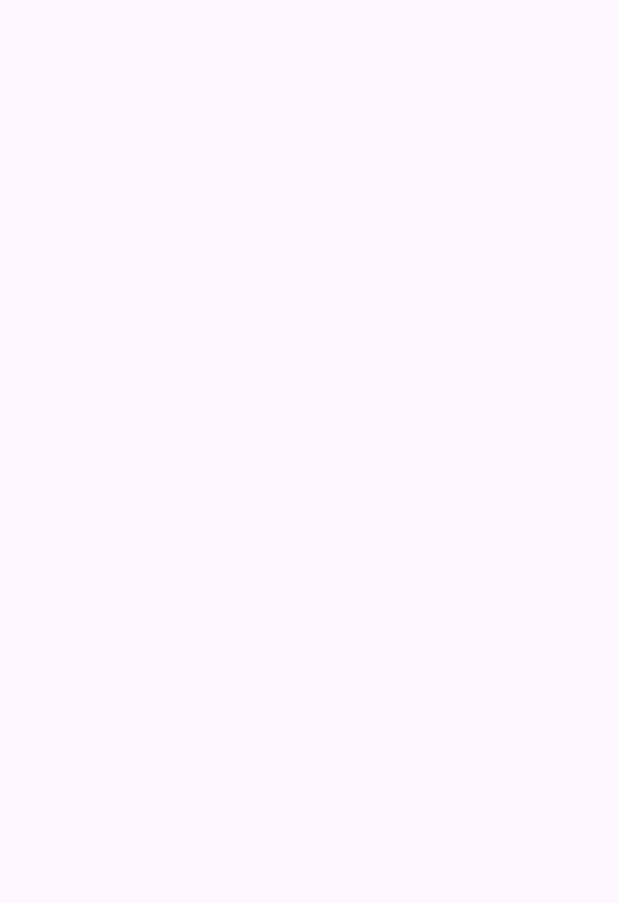
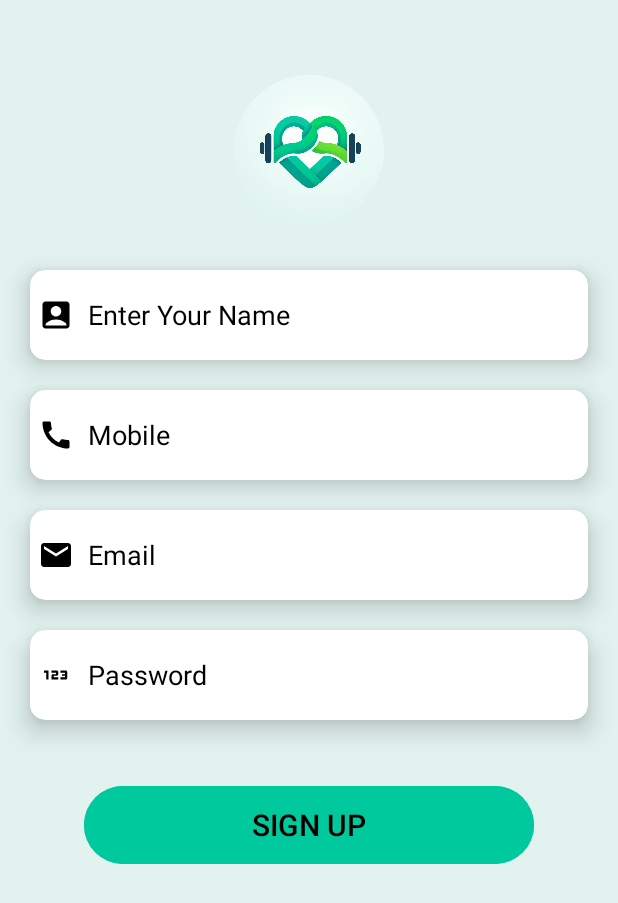
Before and after one commit to AbhayBhaware/StayFit, an Android app: the SignupActivity screen opened directly, with no data from a screen before it, on a phone screen of 412 x 824 dp. Before the commit the part shown is empty. Shown: the top 903 px of the screen. Run offline under Robolectric (Android 15) with nearby library versions, the light colour scheme and no system bars; our stand-ins replace CircleImageView.

Commit message:
Signup Frontend and Backend

```diff
--- a/app/src/main/AndroidManifest.xml
+++ b/app/src/main/AndroidManifest.xml
@@ -12,6 +12,9 @@
         android:supportsRtl="true"
         android:theme="@style/Theme.StayFit"
         tools:targetApi="31">
+        <activity
+            android:name=".ForgetpassActivity"
+            android:exported="false" />
         <activity
             android:name=".HomeActivity"
             android:exported="false" />
--- /dev/null
+++ b/app/src/main/res/drawable/email.xml
@@ -0,0 +1,5 @@
+<vector android:height="24dp" android:tint="#000000"
+    android:viewportHeight="24" android:viewportWidth="24"
+    android:width="24dp" xmlns:android="http://schemas.android.com/apk/res/android">
+    <path android:fillColor="@android:color/white" android:pathData="M20,4L4,4c-1.1,0 -1.99,0.9 -1.99,2L2,18c0,1.1 0.9,2 2,2h16c1.1,0 2,-0.9 2,-2L22,6c0,-1.1 -0.9,-2 -2,-2zM20,8l-8,5 -8,-5L4,6l8,5 8,-5v2z"/>
+</vector>
--- /dev/null
+++ b/app/src/main/res/drawable/mobile.xml
@@ -0,0 +1,5 @@
+<vector android:height="24dp" android:tint="#000000"
+    android:viewportHeight="24" android:viewportWidth="24"
+    android:width="24dp" xmlns:android="http://schemas.android.com/apk/res/android">
+    <path android:fillColor="@android:color/white" android:pathData="M20.01,15.38c-1.23,0 -2.42,-0.2 -3.53,-0.56 -0.35,-0.12 -0.74,-0.03 -1.01,0.24l-1.57,1.97c-2.83,-1.35 -5.48,-3.9 -6.89,-6.83l1.95,-1.66c0.27,-0.28 0.35,-0.67 0.24,-1.02 -0.37,-1.11 -0.56,-2.3 -0.56,-3.53 0,-0.54 -0.45,-0.99 -0.99,-0.99H4.19C3.65,3 3,3.24 3,3.99 3,13.28 10.73,21 20.01,21c0.71,0 0.99,-0.63 0.99,-1.18v-3.45c0,-0.54 -0.45,-0.99 -0.99,-0.99z"/>
+</vector>
--- a/app/src/main/res/layout/activity_login.xml
+++ b/app/src/main/res/layout/activity_login.xml
@@ -31,6 +31,7 @@
             android:hint="  Username"
             android:layout_marginLeft="5dp"
             android:textColorHint="@color/black"
+            android:id="@+id/Username"
             android:background="#00000000"
             android:drawableLeft="@drawable/user"/>
 
@@ -51,6 +52,7 @@
             android:hint="  Password"
             android:inputType="number"
             android:layout_marginLeft="5dp"
+            android:id="@+id/Password"
             android:textColorHint="@color/black"
             android:background="#00000000"
             android:drawableLeft="@drawable/password"/>
@@ -65,6 +67,7 @@
         android:textStyle="normal"
         android:layout_marginTop="40dp"
         android:layout_gravity="center"
+        android:id="@+id/Login"
         android:backgroundTint="#01C99E"
         android:textColor="@color/black"/>
     <TextView
@@ -73,6 +76,7 @@
         android:text="Forgot Password?"
         android:layout_gravity="center"
         android:layout_marginTop="10dp"
+        android:id="@+id/Forgotpass"
         android:textColor="@color/black"
         android:textSize="17dp"/>
 
@@ -83,6 +87,7 @@
         android:text="Create new account"
         android:textSize="20dp"
         android:textStyle="normal"
+        android:id="@+id/Signpage"
         android:layout_marginTop="100dp"
         android:layout_gravity="center"
         android:backgroundTint="#01C99E"
--- a/app/src/main/res/layout/activity_signup.xml
+++ b/app/src/main/res/layout/activity_signup.xml
@@ -1,9 +1,122 @@
 <?xml version="1.0" encoding="utf-8"?>
-<androidx.constraintlayout.widget.ConstraintLayout xmlns:android="http://schemas.android.com/apk/res/android"
+<LinearLayout xmlns:android="http://schemas.android.com/apk/res/android"
     xmlns:app="http://schemas.android.com/apk/res-auto"
     xmlns:tools="http://schemas.android.com/tools"
     android:layout_width="match_parent"
     android:layout_height="match_parent"
+    android:orientation="vertical"
+    android:background="#E2F2EF"
     tools:context=".SignupActivity">
 
-</androidx.constraintlayout.widget.ConstraintLayout>
+
+    <de.hdodenhof.circleimageview.CircleImageView
+        android:layout_width="100dp"
+        android:layout_height="100dp"
+        android:src="@drawable/logo"
+        android:layout_gravity="center"
+        android:layout_marginTop="50dp"/>
+
+    <androidx.cardview.widget.CardView
+        android:layout_width="match_parent"
+        android:layout_height="60dp"
+        android:layout_marginTop="30dp"
+        android:layout_marginLeft="20dp"
+        android:layout_marginRight="20dp"
+        android:backgroundTint="@color/white"
+        app:cardElevation="10dp"
+        app:cardCornerRadius="10dp">
+
+        <EditText
+            android:layout_width="match_parent"
+            android:layout_height="match_parent"
+            android:hint="  Enter Your Name"
+            android:layout_marginLeft="5dp"
+            android:textColorHint="@color/black"
+            android:background="#00000000"
+            android:drawableLeft="@drawable/user"/>
+
+    </androidx.cardview.widget.CardView>
+
+    <androidx.cardview.widget.CardView
+        android:layout_width="match_parent"
+        android:layout_height="60dp"
+        android:layout_marginTop="20dp"
+        android:layout_marginLeft="20dp"
+        android:layout_marginRight="20dp"
+        android:backgroundTint="@color/white"
+        app:cardElevation="10dp"
+        app:cardCornerRadius="10dp">
+
+        <EditText
+            android:layout_width="match_parent"
+            android:layout_height="match_parent"
+            android:hint="  Mobile"
+            android:inputType="number"
+            android:layout_marginLeft="5dp"
+            android:textColorHint="@color/black"
+            android:background="#00000000"
+            android:drawableLeft="@drawable/mobile"/>
+
+    </androidx.cardview.widget.CardView>
+
+    <androidx.cardview.widget.CardView
+        android:layout_width="match_parent"
+        android:layout_height="60dp"
+        android:layout_marginTop="20dp"
+        android:layout_marginLeft="20dp"
+        android:layout_marginRight="20dp"
+        android:backgroundTint="@color/white"
+        app:cardElevation="10dp"
+        app:cardCornerRadius="10dp">
+
+        <EditText
+            android:layout_width="match_parent"
+            android:layout_height="match_parent"
+            android:hint="  Email"
+            android:inputType="number"
+            android:layout_marginLeft="5dp"
+            android:textColorHint="@color/black"
+            android:background="#00000000"
+            android:drawableLeft="@drawable/email"/>
+
+    </androidx.cardview.widget.CardView>
+
+
+    <androidx.cardview.widget.CardView
+        android:layout_width="match_parent"
+        android:layout_height="60dp"
+        android:layout_marginTop="20dp"
+        android:layout_marginLeft="20dp"
+        android:layout_marginRight="20dp"
+        android:backgroundTint="@color/white"
+        app:cardElevation="10dp"
+        app:cardCornerRadius="10dp">
+
+        <EditText
+            android:layout_width="match_parent"
+            android:layout_height="match_parent"
+            android:hint="  Password"
+            android:inputType="number"
+            android:layout_marginLeft="5dp"
+            android:textColorHint="@color/black"
+            android:background="#00000000"
+            android:drawableLeft="@drawable/password"/>
+
+    </androidx.cardview.widget.CardView>
+
+    <Button
+        android:layout_width="300dp"
+        android:layout_height="60dp"
+        android:text="SIGN UP"
+        android:textSize="20dp"
+        android:textStyle="normal"
+        android:layout_marginTop="40dp"
+        android:layout_gravity="center"
+        android:backgroundTint="#01C99E"
+        android:textColor="@color/black"/>
+
+
+
+
+
+</LinearLayout>
```
Also changed, not shown: app/src/main/java/com/example/stayfit/ForgetpassActivity.java (added, +14 -0 lines), app/src/main/java/com/example/stayfit/LoginActivity.java (+56 -0 lines), app/src/main/res/layout/activity_forgetpass.xml (added, +18 -0 lines).
